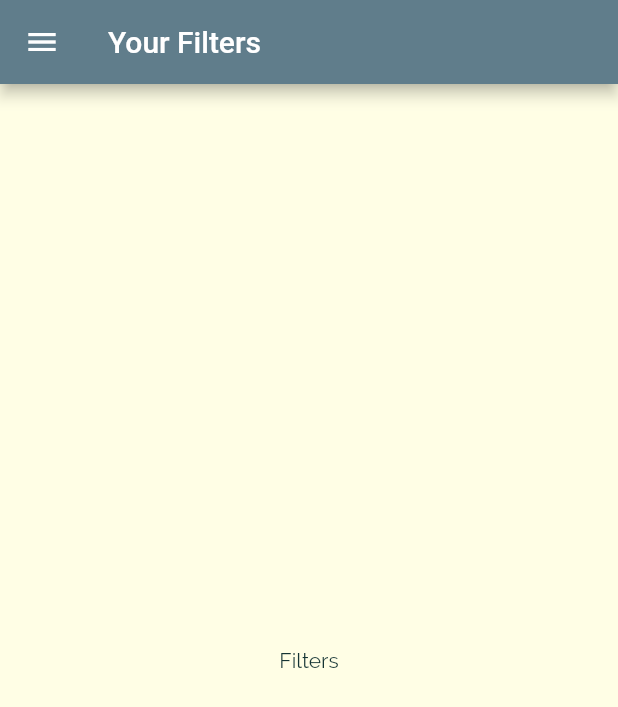
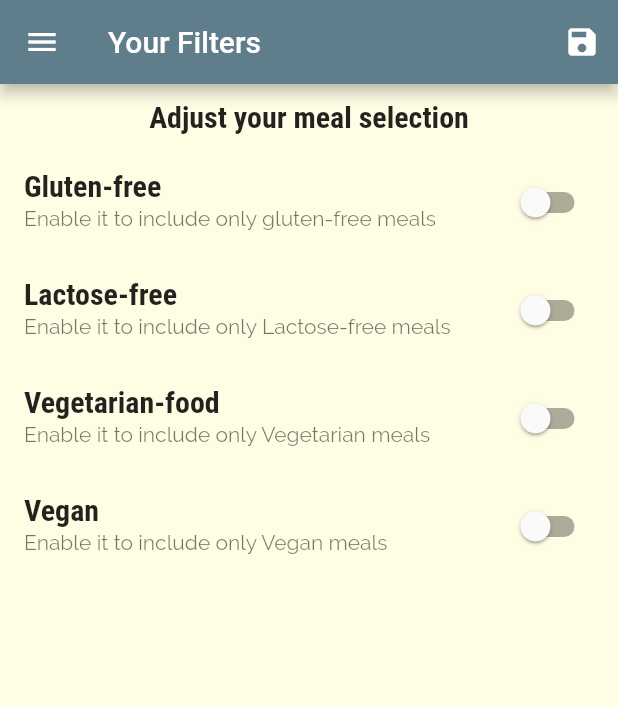
Before and after one commit to arunjaswal2002/Meals-App, a Flutter app: the FilterScreen screen opened by its route, on a phone screen of 412 x 824 dp. Shown: the top 707 px of the screen. Run offline on Flutter 3.47's test engine with Material 2 defaults, Android fonts, the phone set to English and light mode, and no system bars.

Commit message:
Added Filters

```diff
--- a/lib/main.dart
+++ b/lib/main.dart
@@ -1,15 +1,51 @@
 import 'package:flutter/material.dart';
+import 'package:mealsapp/dummy_data.dart';
 import 'package:mealsapp/screens/filterScreen.dart';
-import './screens/categories_Screen.dart';
+// import './screens/categories_Screen.dart';
 import 'screens/AllMealsOfParticularCategory.dart';
 import './screens/mealDetails.dart';
 import './screens/tabsScreen.dart';
 import './screens/filterScreen.dart';
+import 'Classes/meals.dart';
 
 void main() => runApp(MealsApp());
 
-class MealsApp extends StatelessWidget {
+class MealsApp extends StatefulWidget {
+  @override
+  State<MealsApp> createState() => _MealsAppState();
+}
+
+class _MealsAppState extends State<MealsApp> {
   // const MealsApp({Key? key}) : super(key: key);
+
+  Map<String, bool> filter = {
+    'gluten': false,
+    'lactose': false,
+    'vegetarian': false,
+    'vegan': false
+  };
+  List<Meal> _availableMeals = DUMMY_MEALS;
+  void setFilter(Map<String, bool> filterData) {
+    setState(() {
+      filter = filterData;
+      _availableMeals = DUMMY_MEALS.where((meal) {
+        if (filter['gluten']== true && !meal.isGlutenFree) {
+          return false;
+        }
+        if (filter['lactose']== true && !meal.isLactoseFree) {
+          return false;
+        }
+        if (filter['vegan']== true && !meal.isVegan) {
+          return false;
+        }
+        if (filter['vegetarian'] == true && !meal.isVegetarian) {
+          return false;
+        }
+
+        return true;
+      }).toList();
+    });
+  }
 
   @override
   Widget build(BuildContext context) {
@@ -32,9 +68,10 @@ class MealsApp extends StatelessWidget {
       // home: const CategoriesScreen(),
       routes: {
         '/': (_) => TabsScreen(), //default route is '/'
-        CategoryMealsScreen.routeName: (_) => CategoryMealsScreen(),
+        CategoryMealsScreen.routeName: (_) =>
+            CategoryMealsScreen(_availableMeals),
         MealDetailScreen.routeName: (_) => MealDetailScreen(),
-        FilterScreen.routeName: (_) => FilterScreen(),
+        FilterScreen.routeName: (_) => FilterScreen(filter, setFilter),
       },
     );
   }
--- a/lib/screens/filterScreen.dart
+++ b/lib/screens/filterScreen.dart
@@ -1,13 +1,104 @@
 import 'package:flutter/material.dart';
 import '../widgets/drawer.dart';
 
-class FilterScreen extends StatelessWidget {
+class FilterScreen extends StatefulWidget {
   static const routeName = '/filters';
+  final Function saveFilters;
+  final Map<String, bool?> currentFilter;
+  FilterScreen(this.currentFilter, this.saveFilters);
+  @override
+  State<FilterScreen> createState() => _FilterScreenState();
+}
+
+class _FilterScreenState extends State<FilterScreen> {
+  bool _glutenFree = false;
+  bool _vegetarian = false;
+  bool _lactoseFree = false;
+  bool _vegan = false;
+
+  @override
+  void initState() {
+    _glutenFree = widget.currentFilter['gluten'] ?? false;
+    _vegetarian = widget.currentFilter['vegan'] ?? false;
+    _lactoseFree = widget.currentFilter['lactose'] ?? false;
+    _vegan = widget.currentFilter['vegan'] ?? false;
+    super.initState();
+  }
+
+  Widget buildSwitchListTile(String title, String subTitle, var currentValue,
+      Function(bool) updateValue) {
+    //Function bool is due to the fact that function is taking a bool value
+    return SwitchListTile(
+      title: Text(title),
+      value: currentValue,
+      subtitle: Text(subTitle),
+      onChanged: updateValue,
+    );
+  }
+
   @override
   Widget build(BuildContext context) {
     return Scaffold(
-        appBar: AppBar(title: const Text('Your Filters')),
+        appBar: AppBar(
+          title: const Text('Your Filters'),
+          actions: <Widget>[
+            IconButton(
+                icon: Icon(Icons.save),
+                onPressed: () {
+                  final savedFilters = {
+                    'gluten': _glutenFree,
+                    'lactose': _lactoseFree,
+                    '_vegan': _vegan,
+                    'vegetarian': _vegetarian
+                  };
+                  widget.saveFilters(savedFilters);
+                }),
+          ],
+        ),
         drawer: MainDrawer(),
-        body: const Center(child: Text('Filters')));
+        body: Column(
+          children: <Widget>[
+            Container(
+                padding: const EdgeInsets.all(10),
+                child: Text('Adjust your meal selection',
+                    style: Theme.of(context).textTheme.subtitle1)),
+            Expanded(
+                child: ListView(
+              children: <Widget>[
+                buildSwitchListTile(
+                    'Gluten-free',
+                    'Enable it to include only gluten-free meals',
+                    _glutenFree, (newValue) {
+                  setState(() {
+                    _glutenFree = newValue;
+                  });
+                }),
+                buildSwitchListTile(
+                    'Lactose-free',
+                    'Enable it to include only Lactose-free meals',
+                    _lactoseFree, (newValue) {
+                  setState(() {
+                    _lactoseFree = newValue;
+                  });
+                }),
+                buildSwitchListTile(
+                    'Vegetarian-food',
+                    'Enable it to include only Vegetarian meals',
+                    _vegetarian, (newValue) {
+                  setState(() {
+                    _vegetarian = newValue;
+                  });
+                }),
+                buildSwitchListTile(
+                    'Vegan', 'Enable it to include only Vegan meals', _vegan,
+                    (newValue) {
+                  setState(() {
+                    _vegan = newValue;
+                  });
+                }),
+              ],
+            ))
+          ],
+        ));
   }
 }
```
Also changed, not shown: lib/screens/AllMealsOfParticularCategory.dart (+48 -20 lines), lib/screens/mealDetails.dart (+6 -1 lines), lib/widgets/mealItem.dart (+17 -8 lines).
